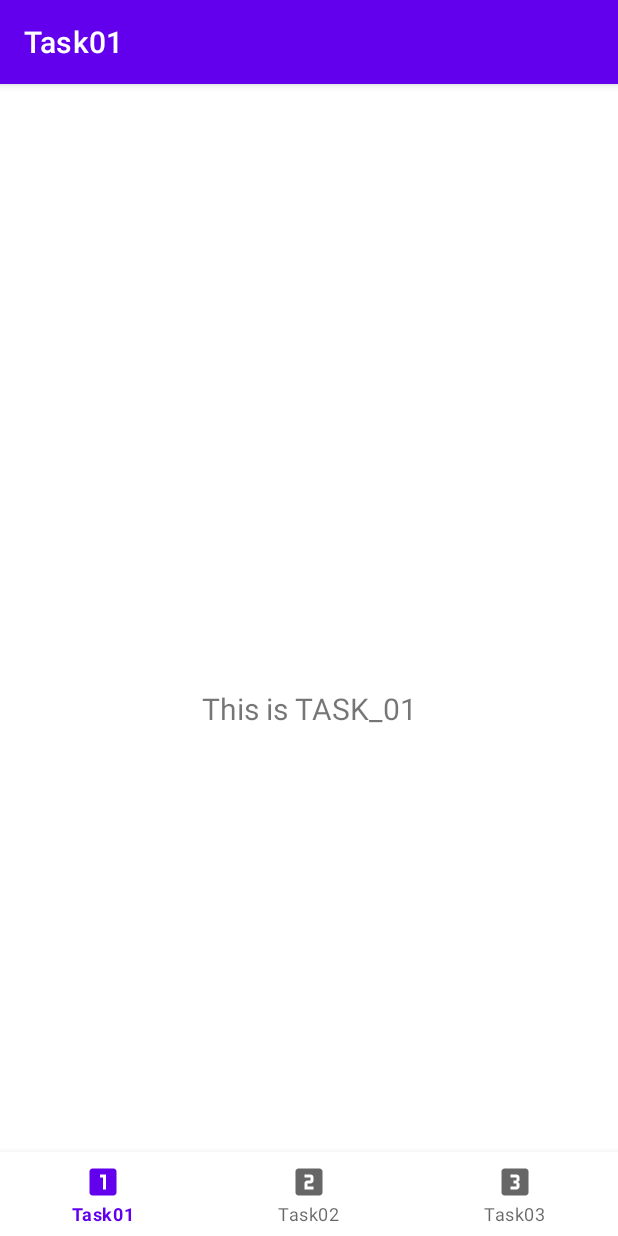
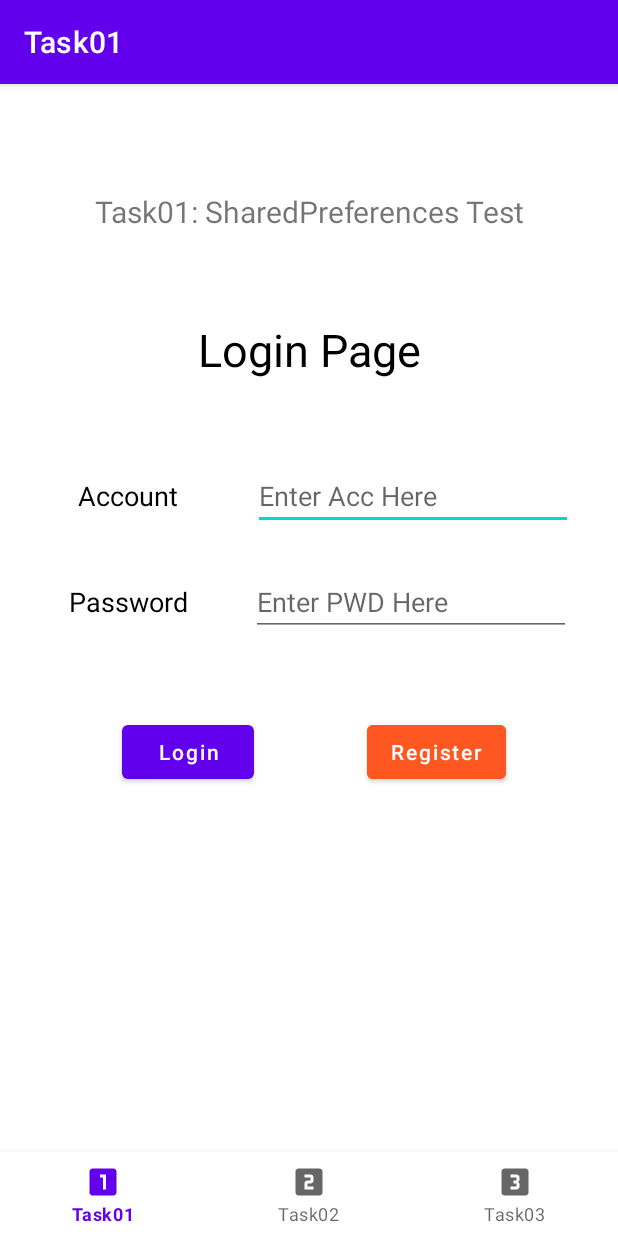
Before and after one commit to Voychek1024/Mobile-Computing, an Android app: the screen it shows after launch (MainActivity), on a phone screen of 412 x 824 dp. Run offline under Robolectric (Android 15) with nearby library versions, the light colour scheme and no system bars; our stand-ins replace navigation-ui.

Commit message:
ex09 login func commit

```diff
--- a/ex09/app/src/main/AndroidManifest.xml
+++ b/ex09/app/src/main/AndroidManifest.xml
@@ -9,6 +9,7 @@
         android:roundIcon="@mipmap/ic_launcher_round"
         android:supportsRtl="true"
         android:theme="@style/Theme.18121772_LiJiaQi_Week09">
+        <activity android:name=".Data_Form"></activity>
         <activity
             android:name=".MainActivity"
             android:label="@string/app_name">
--- a/ex09/app/src/main/java/com/example/a18121772_lijiaqi_week09/ui/Task01/Task01_ViewModel.java
+++ b/ex09/app/src/main/java/com/example/a18121772_lijiaqi_week09/tasks/Task01/Task01_ViewModel.java
@@ -1,4 +1,4 @@
-package com.example.a18121772_lijiaqi_week09.ui.Task01;
+package com.example.a18121772_lijiaqi_week09.tasks.Task01;
 
 import androidx.lifecycle.LiveData;
 import androidx.lifecycle.MutableLiveData;
@@ -10,7 +10,7 @@ public class Task01_ViewModel extends ViewModel {
 
     public Task01_ViewModel() {
         mText = new MutableLiveData<>();
-        mText.setValue("This is TASK_01");
+        mText.setValue("Task01: SharedPreferences Test");
     }
 
     public LiveData<String> getText() {
--- a/ex09/app/src/main/java/com/example/a18121772_lijiaqi_week09/ui/Task02/Task02_ViewModel.java
+++ b/ex09/app/src/main/java/com/example/a18121772_lijiaqi_week09/tasks/Task02/Task02_ViewModel.java
@@ -1,4 +1,4 @@
-package com.example.a18121772_lijiaqi_week09.ui.Task02;
+package com.example.a18121772_lijiaqi_week09.tasks.Task02;
 
 import androidx.lifecycle.LiveData;
 import androidx.lifecycle.MutableLiveData;
--- a/ex09/app/src/main/java/com/example/a18121772_lijiaqi_week09/ui/Task01/Task01_Fragment.java
+++ b/ex09/app/src/main/java/com/example/a18121772_lijiaqi_week09/tasks/Task03/Task03_Fragment.java
@@ -1,4 +1,4 @@
-package com.example.a18121772_lijiaqi_week09.ui.Task01;
+package com.example.a18121772_lijiaqi_week09.tasks.Task03;
 
 import android.os.Bundle;
 import android.view.LayoutInflater;
@@ -14,17 +14,17 @@ import androidx.lifecycle.ViewModelProvider;
 
 import com.example.a18121772_lijiaqi_week09.R;
 
-public class Task01_Fragment extends Fragment {
+public class Task03_Fragment extends Fragment {
 
-    private Task01_ViewModel task01ViewModel;
+    private Task03_ViewModel task03ViewModel;
 
     public View onCreateView(@NonNull LayoutInflater inflater,
                              ViewGroup container, Bundle savedInstanceState) {
-        task01ViewModel =
-                new ViewModelProvider(this).get(Task01_ViewModel.class);
-        View root = inflater.inflate(R.layout.fragment_task01, container, false);
-        final TextView textView = root.findViewById(R.id.text_home);
-        task01ViewModel.getText().observe(getViewLifecycleOwner(), new Observer<String>() {
+        task03ViewModel =
+                new ViewModelProvider(this).get(Task03_ViewModel.class);
+        View root = inflater.inflate(R.layout.fragment_task03, container, false);
+        final TextView textView = root.findViewById(R.id.text_notifications);
+        task03ViewModel.getText().observe(getViewLifecycleOwner(), new Observer<String>() {
             @Override
             public void onChanged(@Nullable String s) {
                 textView.setText(s);
--- a/ex09/app/src/main/java/com/example/a18121772_lijiaqi_week09/ui/Task03/Task03_ViewModel.java
+++ b/ex09/app/src/main/java/com/example/a18121772_lijiaqi_week09/tasks/Task03/Task03_ViewModel.java
@@ -1,4 +1,4 @@
-package com.example.a18121772_lijiaqi_week09.ui.Task03;
+package com.example.a18121772_lijiaqi_week09.tasks.Task03;
 
 import androidx.lifecycle.LiveData;
 import androidx.lifecycle.MutableLiveData;
--- a/ex09/app/src/main/res/layout/fragment_task01.xml
+++ b/ex09/app/src/main/res/layout/fragment_task01.xml
@@ -4,7 +4,7 @@
     xmlns:tools="http://schemas.android.com/tools"
     android:layout_width="match_parent"
     android:layout_height="match_parent"
-    tools:context=".ui.Task01.Task01_Fragment">
+    tools:context=".tasks.Task01.Task01_Fragment">
 
     <TextView
         android:id="@+id/text_home"
@@ -17,6 +17,104 @@
         android:textSize="20sp"
         app:layout_constraintBottom_toBottomOf="parent"
         app:layout_constraintEnd_toEndOf="parent"
+        app:layout_constraintHorizontal_bias="0.0"
         app:layout_constraintStart_toStartOf="parent"
-        app:layout_constraintTop_toTopOf="parent" />
+        app:layout_constraintTop_toTopOf="parent"
+        app:layout_constraintVertical_bias="0.011" />
+
+    <TextView
+        android:id="@+id/view_account"
+        android:layout_width="wrap_content"
+        android:layout_height="wrap_content"
+        android:text="@string/view_account"
+        android:textColor="#000000"
+        android:textSize="18sp"
+        app:layout_constraintBottom_toBottomOf="parent"
+        app:layout_constraintEnd_toEndOf="parent"
+        app:layout_constraintHorizontal_bias="0.15"
+        app:layout_constraintStart_toStartOf="parent"
+        app:layout_constraintTop_toTopOf="parent"
+        app:layout_constraintVertical_bias="0.3" />
+
+    <TextView
+        android:id="@+id/view_password"
+        android:layout_width="wrap_content"
+        android:layout_height="wrap_content"
+        android:text="@string/view_password"
+        android:textColor="#000000"
+        android:textSize="18sp"
+        app:layout_constraintBottom_toBottomOf="parent"
+        app:layout_constraintEnd_toEndOf="@+id/view_account"
+        app:layout_constraintHorizontal_bias="0.5"
+        app:layout_constraintStart_toStartOf="@+id/view_account"
+        app:layout_constraintTop_toBottomOf="@+id/view_account"
+        app:layout_constraintVertical_bias="0.1" />
+
+    <Button
+        android:id="@+id/button_login"
+        android:layout_width="wrap_content"
+        android:layout_height="wrap_content"
+        android:text="@string/prompt_login"
+        android:textAllCaps="false"
+        app:layout_constraintBottom_toBottomOf="parent"
+        app:layout_constraintEnd_toEndOf="parent"
+        app:layout_constraintHorizontal_bias="0.25"
+        app:layout_constraintStart_toStartOf="parent"
+        app:layout_constraintTop_toTopOf="parent"
+        app:layout_constraintVertical_bias="0.55" />
+
+    <EditText
+        android:id="@+id/edit_account"
+        android:layout_width="wrap_content"
+        android:layout_height="wrap_content"
+        android:layout_marginStart="20dp"
+        android:ems="10"
+        android:hint="@string/hint_account"
+        android:inputType="number"
+        app:layout_constraintBottom_toBottomOf="@+id/view_account"
+        app:layout_constraintEnd_toEndOf="parent"
+        app:layout_constraintHorizontal_bias="0.5"
+        app:layout_constraintStart_toEndOf="@+id/view_account"
+        app:layout_constraintTop_toTopOf="@+id/view_account"
+        app:layout_constraintVertical_bias="0.5" />
+
+    <EditText
+        android:id="@+id/edit_password"
+        android:layout_width="wrap_content"
+        android:layout_height="wrap_content"
+        android:ems="10"
+        android:hint="@string/hint_password"
+        android:inputType="textPassword"
+        app:layout_constraintBottom_toBottomOf="@+id/view_password"
+        app:layout_constraintEnd_toEndOf="parent"
+        app:layout_constraintHorizontal_bias="0.573"
+        app:layout_constraintStart_toEndOf="@+id/view_password"
+        app:layout_constraintTop_toTopOf="@+id/view_password"
+        app:layout_constraintVertical_bias="0.5" />
+
+    <TextView
+        android:id="@+id/view_title"
+        android:layout_width="wrap_content"
+        android:layout_height="wrap_content"
+        android:text="@string/view_title"
+        android:textColor="#000000"
+        android:textSize="30sp"
+        app:layout_constraintBottom_toBottomOf="parent"
+        app:layout_constraintEnd_toEndOf="parent"
+        app:layout_constraintHorizontal_bias="0.5"
+        app:layout_constraintStart_toStartOf="parent"
+        app:layout_constraintTop_toTopOf="parent"
+        app:layout_constraintVertical_bias="0.15" />
+
+    <Button
+        android:id="@+id/button_register"
+        android:layout_width="wrap_content"
+        android:layout_height="wrap_content"
+        android:backgroundTint="#FF5722"
+        android:text="@string/prompt_register"
+        android:textAllCaps="false"
+        app:layout_constraintBottom_toBottomOf="@+id/button_login"
+        app:layout_constraintEnd_toEndOf="parent"
+        app:layout_constraintStart_toEndOf="@+id/button_login"
+        app:layout_constraintTop_toTopOf="@+id/button_login" />
 </androidx.constraintlayout.widget.ConstraintLayout>
--- a/ex09/app/src/main/res/layout/fragment_dashboard.xml
+++ b/ex09/app/src/main/res/layout/fragment_task02.xml
@@ -4,7 +4,7 @@
     xmlns:tools="http://schemas.android.com/tools"
     android:layout_width="match_parent"
     android:layout_height="match_parent"
-    tools:context=".ui.Task02.Task02_Fragment">
+    tools:context=".tasks.Task02.Task02_Fragment">
 
     <TextView
         android:id="@+id/text_dashboard"
--- a/ex09/app/src/main/res/layout/fragment_notifications.xml
+++ b/ex09/app/src/main/res/layout/fragment_task03.xml
@@ -4,7 +4,7 @@
     xmlns:tools="http://schemas.android.com/tools"
     android:layout_width="match_parent"
     android:layout_height="match_parent"
-    tools:context=".ui.Task03.Task03_Fragment">
+    tools:context=".tasks.Task03.Task03_Fragment">
 
     <TextView
         android:id="@+id/text_notifications"
--- a/ex09/app/src/main/res/navigation/mobile_navigation.xml
+++ b/ex09/app/src/main/res/navigation/mobile_navigation.xml
@@ -7,19 +7,19 @@
 
     <fragment
         android:id="@+id/navigation_task01"
-        android:name="com.example.a18121772_lijiaqi_week09.ui.Task01.Task01_Fragment"
+        android:name="com.example.a18121772_lijiaqi_week09.tasks.Task01.Task01_Fragment"
         android:label="@string/title_task01"
         tools:layout="@layout/fragment_task01" />
 
     <fragment
         android:id="@+id/navigation_task02"
-        android:name="com.example.a18121772_lijiaqi_week09.ui.Task02.Task02_Fragment"
+        android:name="com.example.a18121772_lijiaqi_week09.tasks.Task02.Task02_Fragment"
         android:label="@string/title_task02"
-        tools:layout="@layout/fragment_dashboard" />
+        tools:layout="@layout/fragment_task02" />
 
     <fragment
         android:id="@+id/navigation_task03"
-        android:name="com.example.a18121772_lijiaqi_week09.ui.Task03.Task03_Fragment"
+        android:name="com.example.a18121772_lijiaqi_week09.tasks.Task03.Task03_Fragment"
         android:label="@string/title_task03"
-        tools:layout="@layout/fragment_notifications" />
+        tools:layout="@layout/fragment_task03" />
 </navigation>
--- a/ex09/app/src/main/res/values/strings.xml
+++ b/ex09/app/src/main/res/values/strings.xml
@@ -3,4 +3,11 @@
     <string name="title_task01">Task01</string>
     <string name="title_task02">Task02</string>
     <string name="title_task03">Task03</string>
+    <string name="view_account">Account</string>
+    <string name="view_password">Password</string>
+    <string name="prompt_login">Login</string>
+    <string name="hint_account">Enter Acc Here</string>
+    <string name="hint_password">Enter PWD Here</string>
+    <string name="view_title">Login Page</string>
+    <string name="prompt_register">Register</string>
 </resources>
```
Also changed, not shown: ex09/app/src/main/java/com/example/a18121772_lijiaqi_week09/Data_Form.java (added, +14 -0 lines), ex09/app/src/main/java/com/example/a18121772_lijiaqi_week09/tasks/Task01/Task01_Fragment.java (added, +123 -0 lines), ex09/app/src/main/java/com/example/a18121772_lijiaqi_week09/tasks/Task02/Task02_Fragment.java (renamed from ex09/app/src/main/java/com/example/a18121772_lijiaqi_week09/ui/Task03/Task03_Fragment.java, +8 -8 lines), ex09/app/src/main/java/com/example/a18121772_lijiaqi_week09/ui/Task02/Task02_Fragment.java (deleted, +0 -35 lines), ex09/app/src/main/res/layout/activity_data__form.xml (added, +9 -0 lines).
